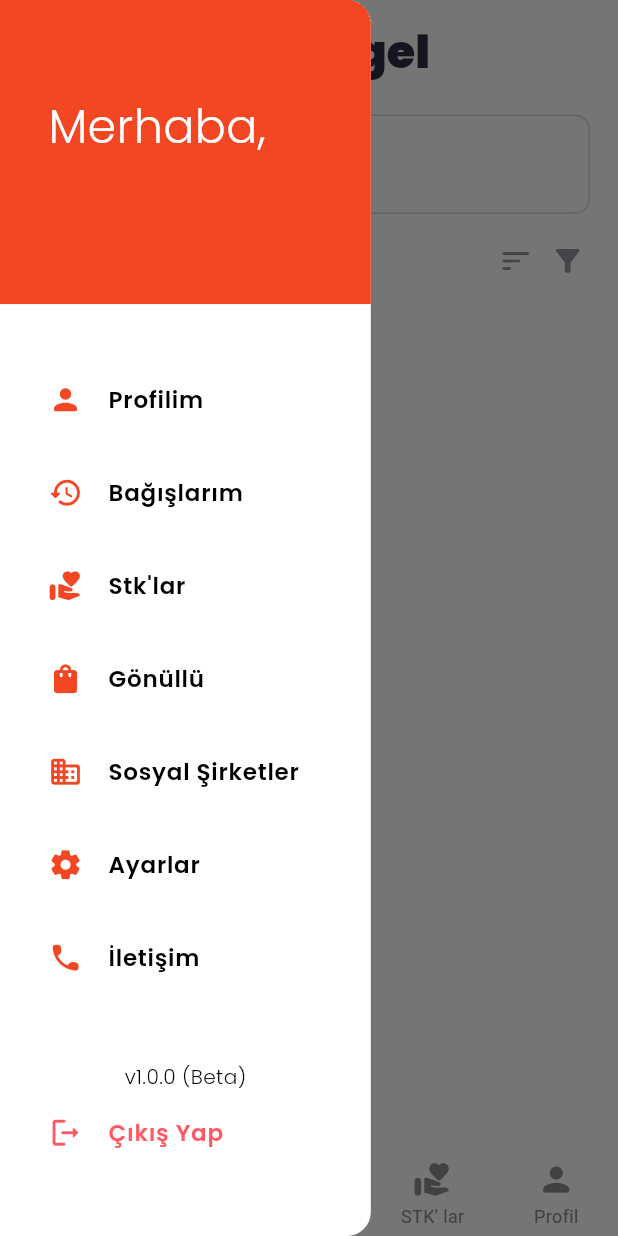
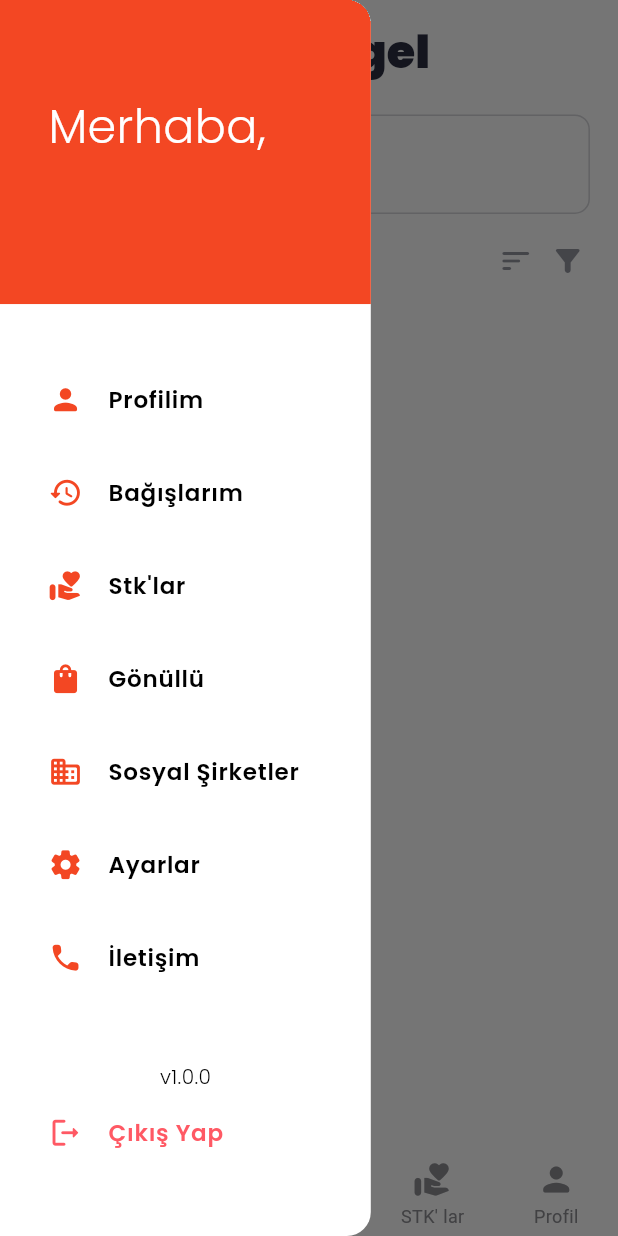
Before and after one commit to hangelapp/Hangel-App, a Flutter app: the AppView screen opened by its route, with the side drawer open, on a phone screen of 412 x 824 dp. Run offline on Flutter 3.47's test engine with Material 3 defaults, Android fonts, the light colour scheme and no system bars; drawn by our look-alikes of flutter_typeahead, persistent_bottom_nav_bar; our stand-ins replace cached_network_image, cloud_firestore, dio, file_picker, firebase_auth, firebase_core and 10 more; missing offline and left inert: firebase_pagination, mailer; accounts and stored records are empty; network calls fail.

```diff
--- a/hangel/lib/views/app_view.dart
+++ b/hangel/lib/views/app_view.dart
@@ -325,7 +325,7 @@ class _AppViewState extends State<AppView> {
             ),
             //app version
             Text(
-              "v1.0.0 (Beta)",
+              "v1.0.0",
               style: AppTheme.lightTextStyle(context, 14),
             ),
             MenuItemWidget(
```
Also changed, not shown: hangel/lib/views/brand_detail_page.dart (+46 -32 lines), 1 other file.
